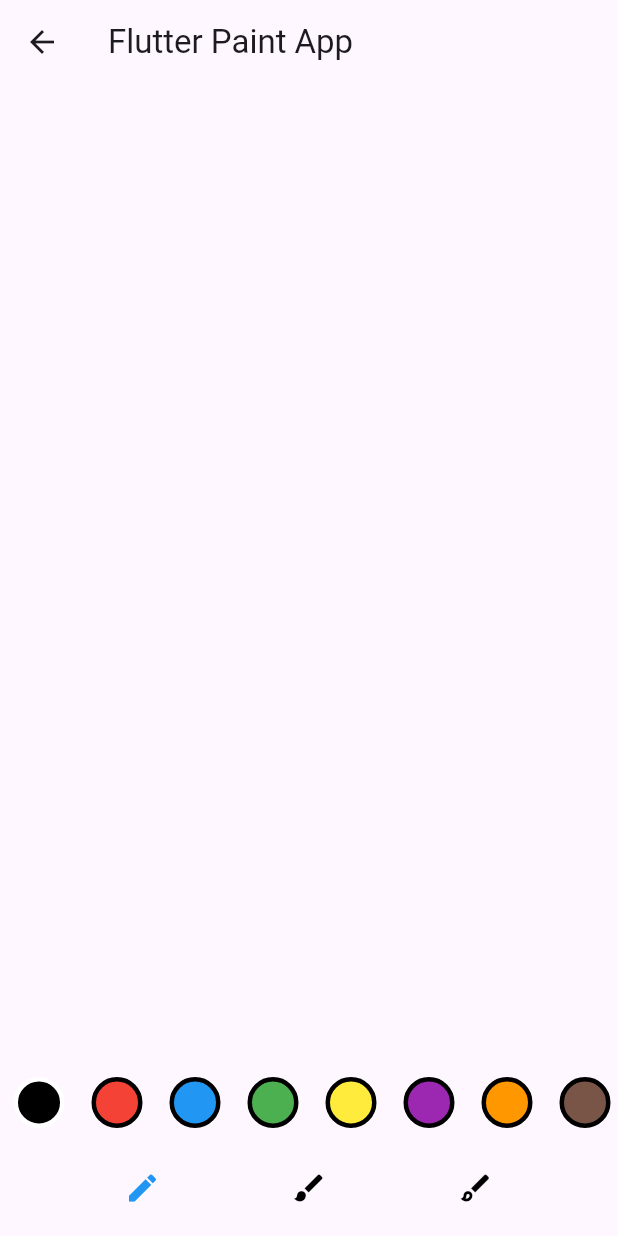
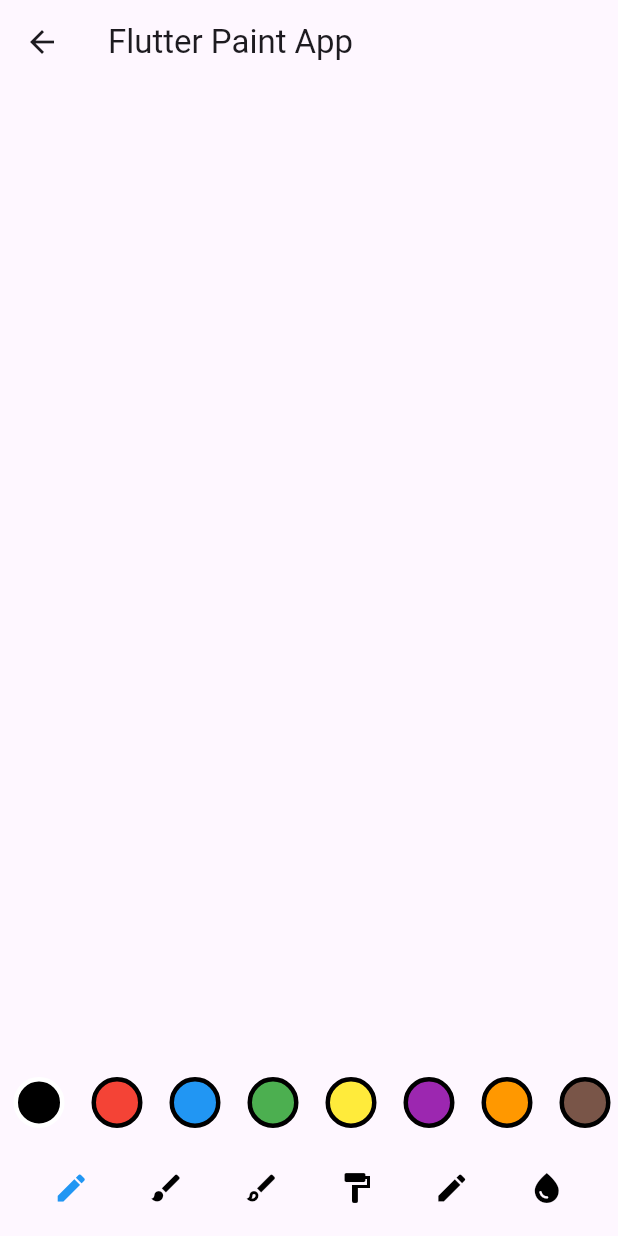
Before and after one commit to markrocks/paint_app, a Flutter app: the PaintScreen screen opened directly, on a phone screen of 412 x 824 dp. Run offline on Flutter 3.47's test engine with Material 3 defaults, Android fonts, the phone set to English and light mode, and no system bars.

Commit message:
added 6 drawing tools -- Crayon working

```diff
--- a/lib/constants.dart
+++ b/lib/constants.dart
@@ -10,6 +10,9 @@ class AppConstants {
   static const double defaultOpacity = 1.0;
   static const double paintbrushOpacity = 0.1;
   static const double crayonOpacity = 0.1;
+  static const double markerOpacity = 0.1;
+  static const double penOpacity = 0.1;
+  static const double waterColorOpacity = 0.1;
 
   // Color palette
   static const List<Color> defaultColors = [
--- a/lib/screens/paint_screen.dart
+++ b/lib/screens/paint_screen.dart
@@ -24,6 +24,12 @@ class _PaintScreenState extends State<PaintScreen> {
         return AppConstants.largeBrushSize;
       case DrawingTool.paintbrush:
         return AppConstants.smallBrushSize;
+      case DrawingTool.marker:
+        return AppConstants.smallBrushSize;
+      case DrawingTool.pen:
+        return AppConstants.smallBrushSize;
+      case DrawingTool.waterColor:
+        return AppConstants.smallBrushSize;
     }
   }
 
@@ -35,6 +41,12 @@ class _PaintScreenState extends State<PaintScreen> {
         return AppConstants.crayonOpacity;
       case DrawingTool.paintbrush:
         return AppConstants.paintbrushOpacity;
+      case DrawingTool.marker:
+        return AppConstants.markerOpacity;
+      case DrawingTool.pen:
+        return AppConstants.penOpacity;
+      case DrawingTool.waterColor:
+        return AppConstants.waterColorOpacity;
     }
   }
 
--- a/lib/widgets/tool_panel.dart
+++ b/lib/widgets/tool_panel.dart
@@ -1,6 +1,13 @@
 import 'package:flutter/material.dart';
 
-enum DrawingTool { crayon, pencil, paintbrush }
+enum DrawingTool {
+  pencil,
+  crayon,
+  paintbrush,
+  marker,
+  pen,
+  waterColor,
+}
 
 class ToolPanel extends StatelessWidget {
   final DrawingTool selectedTool;
@@ -22,6 +29,10 @@ class ToolPanel extends StatelessWidget {
           _buildToolButton(DrawingTool.pencil, Icons.create, 'Pencil'),
           _buildToolButton(DrawingTool.paintbrush, Icons.brush, 'Paintbrush'),
           _buildToolButton(DrawingTool.crayon, Icons.brush_outlined, 'Crayon'),
+          _buildToolButton(DrawingTool.marker, Icons.format_paint, 'Marker'),
+          _buildToolButton(DrawingTool.pen, Icons.edit, 'Pen'),
+          _buildToolButton(
+              DrawingTool.waterColor, Icons.water_drop, 'Water Color'),
         ],
       ),
     );
```
Also changed, not shown: lib/widgets/drawing_canvas.dart (+45 -0 lines).
